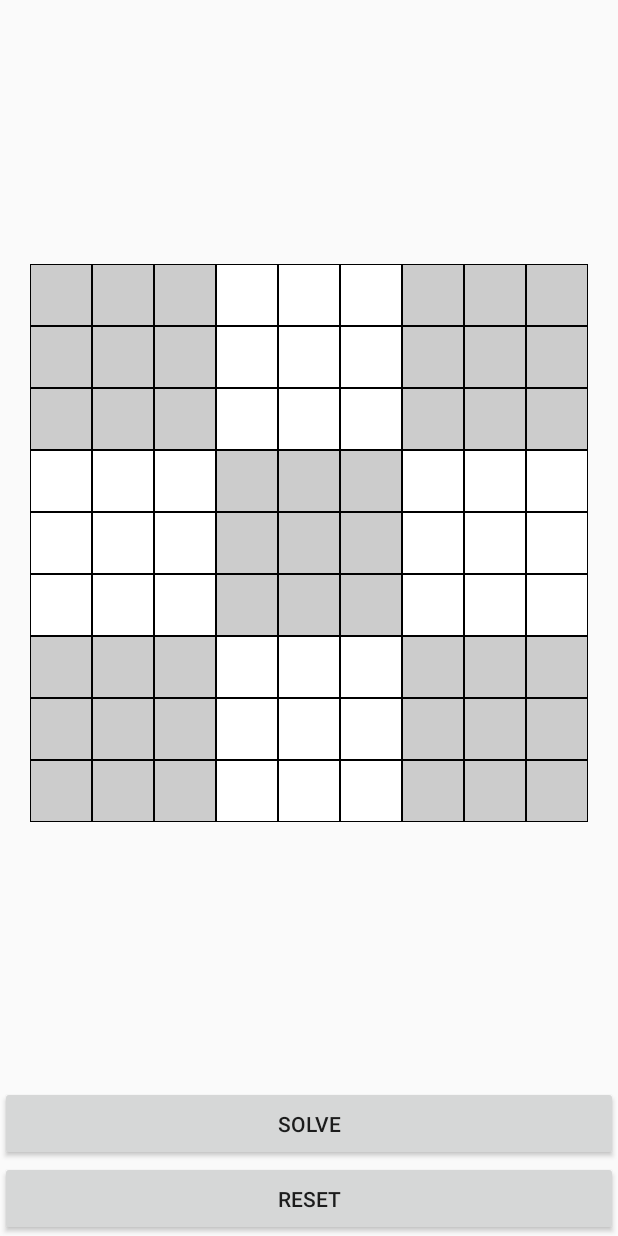
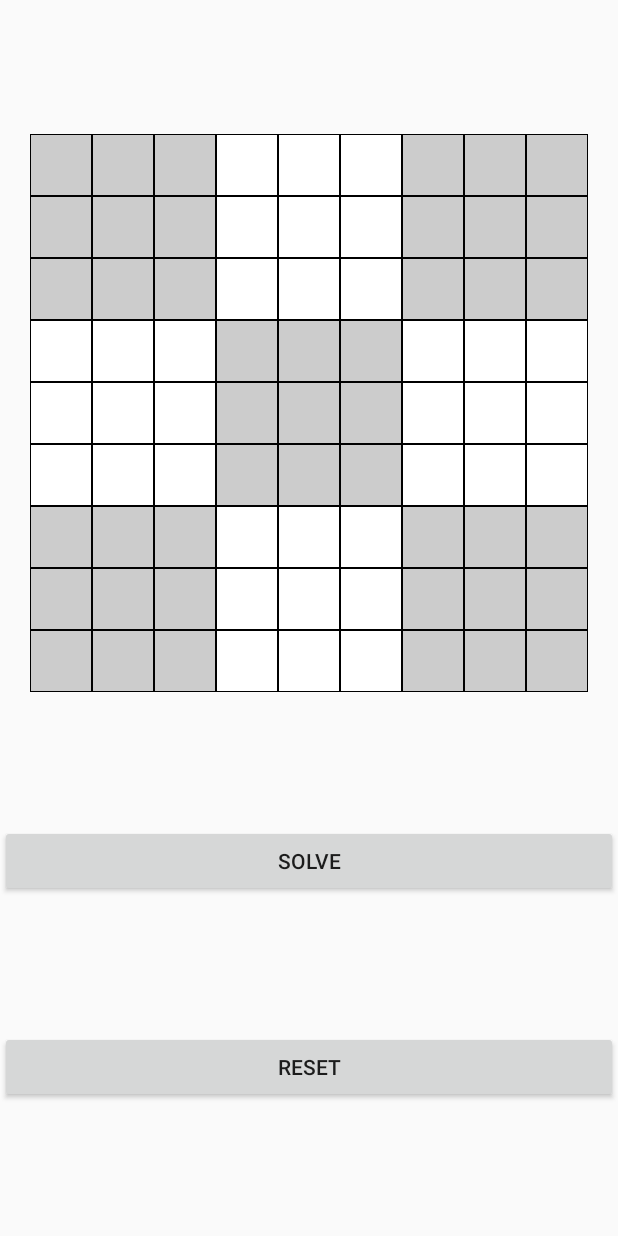
Before and after one commit to marcadore/sudoku, an Android app: the screen it shows after launch (MainActivity), on a phone screen of 412 x 824 dp. Run offline under Robolectric (Android 15) with nearby library versions, the phone set to English and light mode, and no system bars.

Commit message:
use constraint layout

```diff
--- a/app/build.gradle
+++ b/app/build.gradle
@@ -1,13 +1,13 @@
 apply plugin: 'com.android.application'
 
 android {
-    compileSdkVersion 23
-    buildToolsVersion "23.0.2"
+    compileSdkVersion 25
+    buildToolsVersion "25.0.2"
 
     defaultConfig {
         applicationId "ska.sudoku"
         minSdkVersion 21
-        targetSdkVersion 23
+        targetSdkVersion 25
         versionCode 1
         versionName "1.0"
     }
@@ -22,5 +22,6 @@ android {
 dependencies {
     compile fileTree(dir: 'libs', include: ['*.jar'])
     testCompile 'junit:junit:4.12'
-    compile 'com.android.support:appcompat-v7:23.2.0'
+    compile 'com.android.support:appcompat-v7:25.1.1'
+    compile 'com.android.support.constraint:constraint-layout:1.0.0-beta5'
 }
--- a/app/src/main/res/layout/main.xml
+++ b/app/src/main/res/layout/main.xml
@@ -1,42 +1,54 @@
 <?xml version="1.0" encoding="utf-8"?>
 <ScrollView xmlns:android="http://schemas.android.com/apk/res/android"
+    xmlns:app="http://schemas.android.com/apk/res-auto"
+    xmlns:tools="http://schemas.android.com/tools"
     android:layout_width="match_parent"
     android:layout_height="match_parent"
-    android:fillViewport="true" >
+    android:fillViewport="true">
 
-    <FrameLayout
+    <android.support.constraint.ConstraintLayout
         android:layout_width="match_parent"
         android:layout_height="wrap_content">
 
-        <LinearLayout
-            android:layout_width="match_parent"
-            android:layout_height="match_parent"
-            android:orientation="vertical">
-
         <ska.sudoku.GridView
             android:id="@+id/grid"
-                android:layout_width="match_parent"
+            android:layout_width="0dp"
             android:layout_height="0dp"
-                android:layout_weight="1" />
+            app:layout_constraintBottom_toTopOf="@+id/button_solve"
+            app:layout_constraintHeight_default="wrap"
+            app:layout_constraintLeft_toLeftOf="parent"
+            app:layout_constraintRight_toRightOf="parent"
+            app:layout_constraintTop_toTopOf="parent" />
 
         <Button
             android:id="@+id/button_solve"
-                android:layout_width="match_parent"
-                android:layout_height="50dp"
-                android:text="@string/button_solve" />
+            android:layout_width="0dp"
+            android:layout_height="wrap_content"
+            android:text="@string/button_solve"
+            app:layout_constraintBottom_toTopOf="@+id/button_reset"
+            app:layout_constraintLeft_toLeftOf="parent"
+            app:layout_constraintRight_toRightOf="parent"
+            app:layout_constraintTop_toBottomOf="@+id/grid" />
 
         <Button
             android:id="@+id/button_reset"
-                android:layout_width="match_parent"
-                android:layout_height="50dp"
-                android:text="@string/button_reset" />
-        </LinearLayout>
+            android:layout_width="0dp"
+            android:layout_height="wrap_content"
+            android:text="@string/button_reset"
+            app:layout_constraintBottom_toBottomOf="parent"
+            app:layout_constraintLeft_toLeftOf="parent"
+            app:layout_constraintRight_toRightOf="parent"
+            app:layout_constraintTop_toBottomOf="@+id/button_solve" />
 
         <ProgressBar
             android:id="@+id/progress"
             android:layout_width="wrap_content"
             android:layout_height="wrap_content"
-            android:layout_gravity="center"
-            android:visibility="gone" />
-    </FrameLayout>
+            android:visibility="gone"
+            app:layout_constraintBottom_toBottomOf="parent"
+            app:layout_constraintLeft_toLeftOf="parent"
+            app:layout_constraintRight_toRightOf="parent"
+            app:layout_constraintTop_toTopOf="parent"
+            tools:visibility="visible" />
+    </android.support.constraint.ConstraintLayout>
 </ScrollView>
--- a/build.gradle
+++ b/build.gradle
@@ -5,7 +5,7 @@ buildscript {
         jcenter()
     }
     dependencies {
-        classpath 'com.android.tools.build:gradle:1.5.0'
+        classpath 'com.android.tools.build:gradle:2.2.3'
 
         // NOTE: Do not place your application dependencies here; they belong
         // in the individual module build.gradle files
```
Lines whose indentation alone changed are shown as unchanged.
